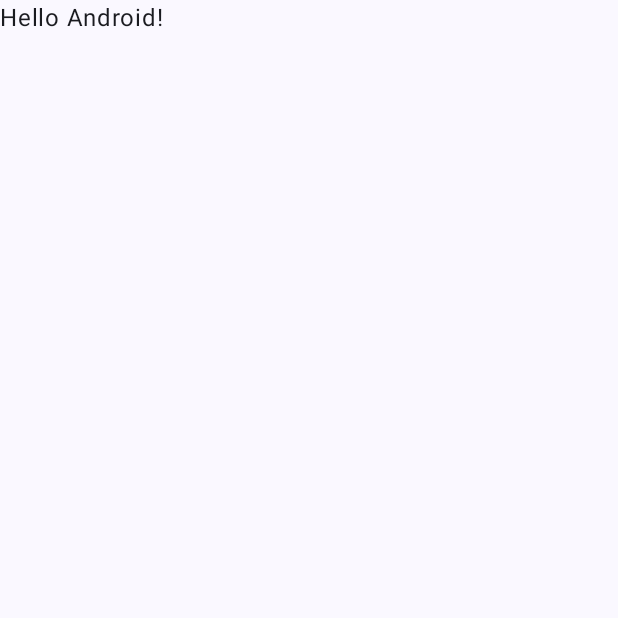
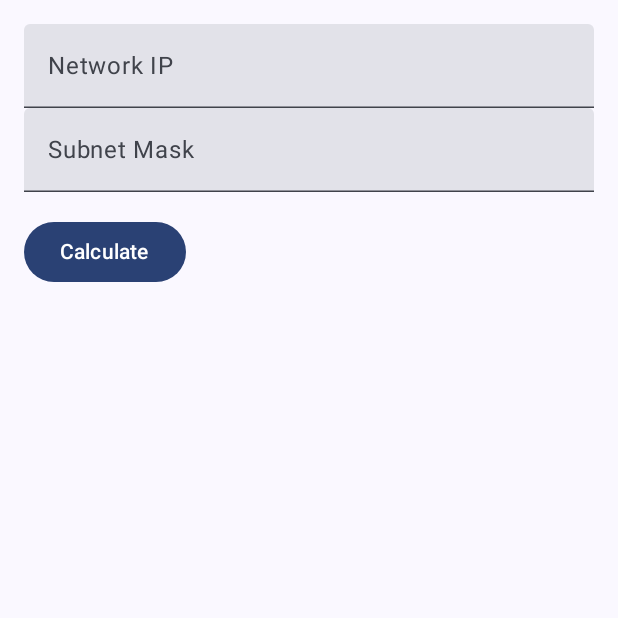
Before and after one commit to DigitalDreamStudios/subnet-app, an Android app built with Jetpack Compose: the screen it shows after launch (MainActivity), on a phone screen of 412 x 824 dp, the top half of it. Before the commit the part shown is almost empty. Run offline under Robolectric (Android 15) with nearby library versions, the phone set to English and light mode, and no system bars.

Commit message:
Add: Form preview on MainActivity

```diff
--- a/app/src/main/java/com/evildev/subnetapp/MainActivity.kt
+++ b/app/src/main/java/com/evildev/subnetapp/MainActivity.kt
@@ -10,6 +10,7 @@ import androidx.compose.material3.Text
 import androidx.compose.runtime.Composable
 import androidx.compose.ui.Modifier
 import androidx.compose.ui.tooling.preview.Preview
+import com.evildev.subnetapp.ui.SubnetApp
 import com.evildev.subnetapp.ui.theme.SubnetAppTheme
 
 class MainActivity : ComponentActivity() {
@@ -17,30 +18,19 @@ class MainActivity : ComponentActivity() {
         super.onCreate(savedInstanceState)
         setContent {
             SubnetAppTheme {
-                // A surface container using the 'background' color from the theme
                 Surface(
                     modifier = Modifier.fillMaxSize(),
                     color = MaterialTheme.colorScheme.background
                 ) {
-                    Greeting("Android")
+                    SubnetApp()
                 }
             }
         }
     }
 }
 
-@Composable
-fun Greeting(name: String, modifier: Modifier = Modifier) {
-    Text(
-        text = "Hello $name!",
-        modifier = modifier
-    )
-}
-
 @Preview(showBackground = true)
 @Composable
-fun GreetingPreview() {
-    SubnetAppTheme {
-        Greeting("Android")
-    }
+fun SubnetAppPreview() {
+    SubnetApp()
 }
--- a/app/src/main/java/com/evildev/subnetapp/ui/SubnetApp.kt
+++ b/app/src/main/java/com/evildev/subnetapp/ui/SubnetApp.kt
@@ -1 +1,39 @@
 package com.evildev.subnetapp.ui
+
+import androidx.compose.foundation.layout.Column
+import androidx.compose.material3.ExperimentalMaterial3Api
+import androidx.compose.material3.Text
+import androidx.compose.runtime.Composable
+import androidx.compose.runtime.getValue
+import androidx.compose.runtime.mutableStateOf
+import androidx.compose.runtime.remember
+import androidx.compose.runtime.setValue
+import androidx.compose.ui.tooling.preview.Preview
+import com.evildev.subnetapp.ui.components.InputForm
+
+@OptIn(ExperimentalMaterial3Api::class)
+@Composable
+fun SubnetApp() {
+    // State to hold the calculated result
+    var result by remember { mutableStateOf("") }
+
+    Column {
+        InputForm(
+            onSubmit = { networkIp, subnetMask ->
+
+            }
+        )
+    }
+}
+
+@Composable
+private fun calculateSubnet(networkIp: String, subnetMask: String): String {
+    return "Calculated Subnet: $networkIp/$subnetMask"
+}
+
+@OptIn(ExperimentalMaterial3Api::class)
+@Preview
+@Composable
+fun SubnetAppPreview() {
+    SubnetApp()
+}
```
